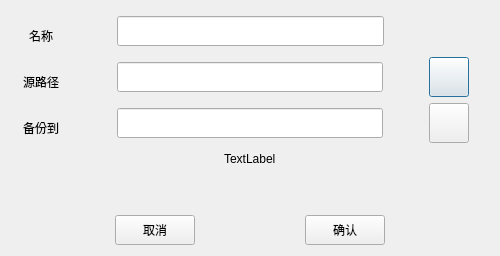
realth000/BackTook, file src/gui/btaddbackupconfigdialog.ui: the form before one commit.
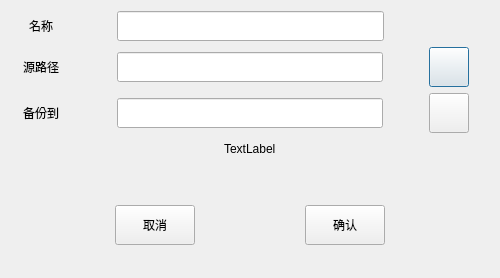
The form after the commit.

The edit to the form file:
```diff
--- a/src/gui/btaddbackupconfigdialog.ui
+++ b/src/gui/btaddbackupconfigdialog.ui
@@ -7,7 +7,7 @@
     <x>0</x>
     <y>0</y>
     <width>500</width>
-    <height>250</height>
+    <height>278</height>
    </rect>
   </property>
   <property name="windowTitle">
@@ -31,7 +31,7 @@
            <property name="minimumSize">
             <size>
              <width>60</width>
-             <height>40</height>
+             <height>30</height>
             </size>
            </property>
            <property name="maximumSize">
@@ -105,7 +105,7 @@
            <property name="minimumSize">
             <size>
              <width>60</width>
-             <height>40</height>
+             <height>30</height>
             </size>
            </property>
            <property name="maximumSize">
@@ -192,7 +192,7 @@
            <property name="minimumSize">
             <size>
              <width>60</width>
-             <height>40</height>
+             <height>30</height>
             </size>
            </property>
            <property name="maximumSize">
@@ -365,7 +365,7 @@
        <property name="minimumSize">
         <size>
          <width>0</width>
-         <height>30</height>
+         <height>40</height>
         </size>
        </property>
        <property name="text">
@@ -391,7 +391,7 @@
        <property name="minimumSize">
         <size>
          <width>0</width>
-         <height>30</height>
+         <height>40</height>
         </size>
        </property>
        <property name="text">
```
